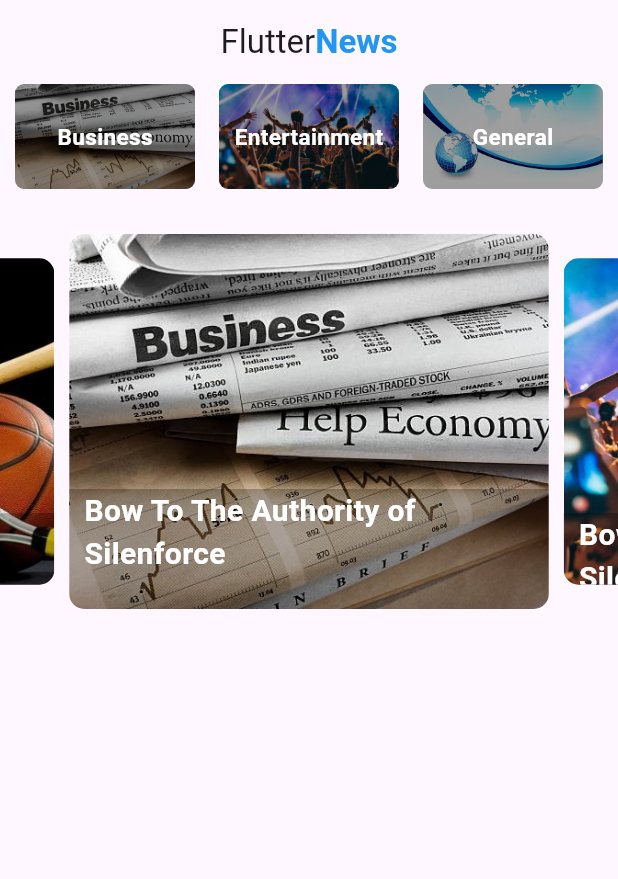
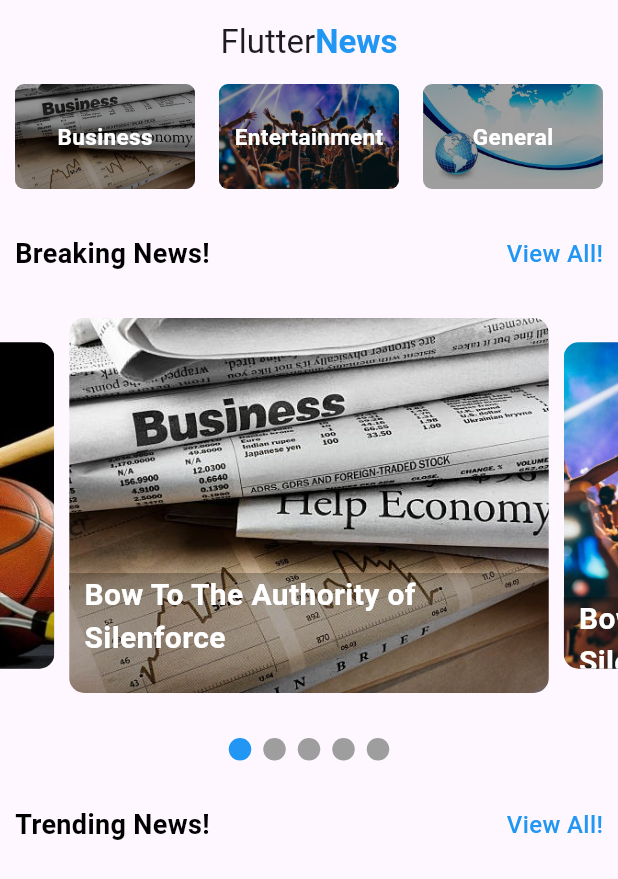
Before and after one commit to wiktoria7001/newsly, a Flutter app: the screen it shows after launch, on a phone screen of 412 x 824 dp. Shown: the top 879 px of the screen. Run offline on Flutter 3.47's test engine with Material 3 defaults, Android fonts, the light colour scheme and no system bars; drawn by our look-alikes of carousel_slider, smooth_page_indicator.

Commit message:
smooth page indicator

```diff
--- a/lib/pages/home.dart
+++ b/lib/pages/home.dart
@@ -4,6 +4,7 @@ import 'package:newsly/model/category_model.dart';
 import 'package:newsly/model/slider_mode.dart';
 import 'package:newsly/services/data.dart';
 import 'package:newsly/services/slider_data.dart';
+import 'package:smooth_page_indicator/smooth_page_indicator.dart';
 
 class Home extends StatefulWidget {
   const Home({super.key});
@@ -43,7 +44,9 @@ int activeIndex = 0;
         elevation: 0.0,
       ),
       body: Container(
-        child: Column(children: [
+        child: Column(
+          crossAxisAlignment: CrossAxisAlignment.start,
+          children: [
           Container(
             margin: EdgeInsets.only(left: 10.0),
             height: 70,
@@ -57,6 +60,31 @@ int activeIndex = 0;
                   categoryName: categories[index].categoryName,
                   );
               }),
+            ),
+            SizedBox(height: 30.0,),
+            Padding(
+              padding: const EdgeInsets.only(left: 10.0, right: 10.0),
+              child: Row(
+                mainAxisAlignment: MainAxisAlignment.spaceBetween,
+                children: [
+                  Text(
+                    "Breaking News!",
+                    style: TextStyle(
+                      color: Colors.black,
+                      fontWeight: FontWeight.bold,
+                      fontSize: 18.0,
+                      ),
+                    ),
+                     Text(
+                    "View All!",
+                    style: TextStyle(
+                      color: Colors.blue,
+                      fontWeight: FontWeight.w500,
+                      fontSize: 16.0,
+                      ),
+                    ),
+                ],
+              ),
             ),
             SizedBox(height: 30.0,),
             CarouselSlider.builder(itemCount: sliders.length, itemBuilder: (context, index, realIndex){
@@ -74,6 +102,33 @@ int activeIndex = 0;
                   });
                 })
                 ) ,
+                SizedBox(height: 30.0),
+                Center(child: buildIndicator()),
+                SizedBox(height: 30.0,),
+            Padding(
+              padding: const EdgeInsets.only(left: 10.0, right: 10.0),
+              child: Row(
+                mainAxisAlignment: MainAxisAlignment.spaceBetween,
+                children: [
+                  Text(
+                    "Trending News!",
+                    style: TextStyle(
+                      color: Colors.black,
+                      fontWeight: FontWeight.bold,
+                      fontSize: 18.0,
+                      ),
+                    ),
+                     Text(
+                    "View All!",
+                    style: TextStyle(
+                      color: Colors.blue,
+                      fontWeight: FontWeight.w500,
+                      fontSize: 16.0,
+                      ),
+                    ),
+                ],
+              ),
+            ),
           ],
         ),
       ),
@@ -116,6 +171,15 @@ int activeIndex = 0;
         ]
       ),
     ) ;
+    Widget buildIndicator() => AnimatedSmoothIndicator(
+      activeIndex: activeIndex,
+      count: sliders.length,
+      effect: SlideEffect(
+        dotWidth: 15,
+        dotHeight: 15,
+        activeDotColor: Colors.blue,
+      ),
+      );
 }
 
 class CategoryTitle extends StatelessWidget {
--- a/pubspec.yaml
+++ b/pubspec.yaml
@@ -31,6 +31,7 @@ dependencies:
   flutter:
     sdk: flutter
   carousel_slider: ^5.0.0
+  smooth_page_indicator: ^1.2.0+3
 
 
   # The following adds the Cupertino Icons font to your application.
```
Also changed, not shown: pubspec.lock.
